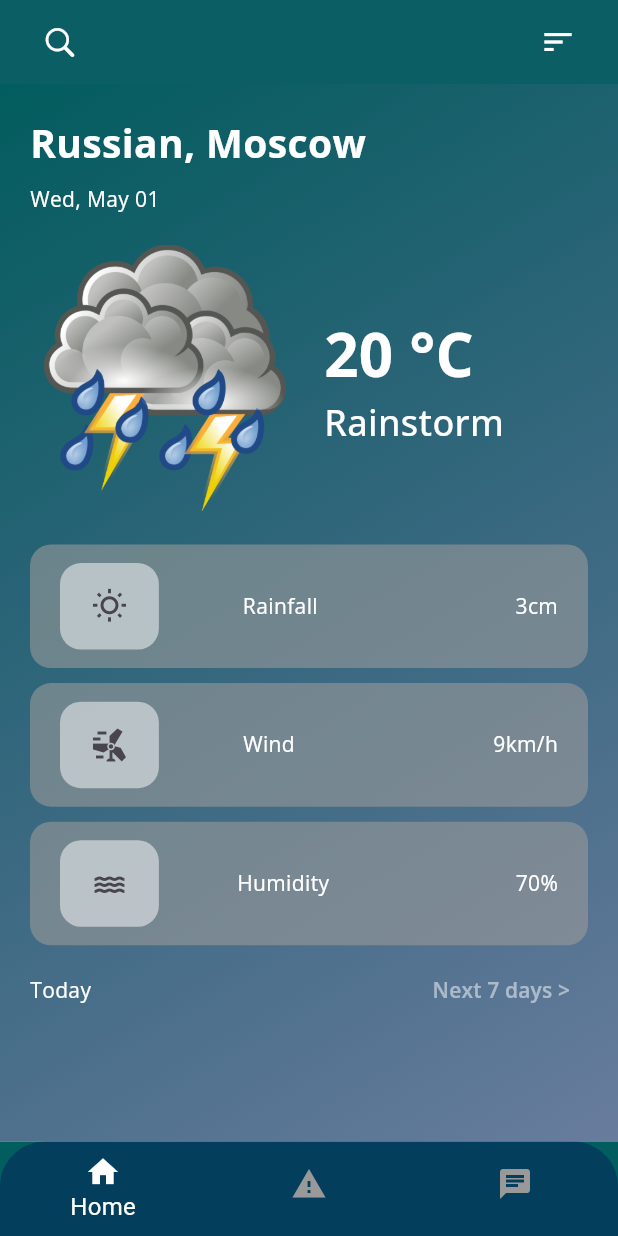
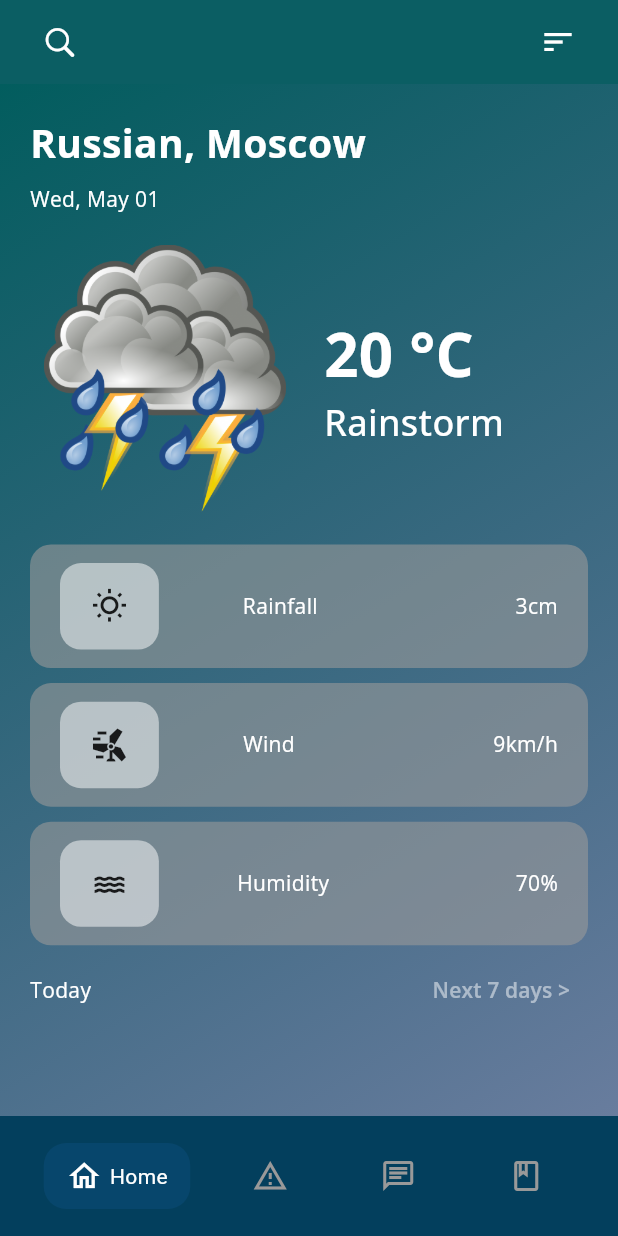
Before and after one commit to ferya2/weatherapp_flutter, a Flutter app: the MainPage screen opened directly, on a phone screen of 412 x 824 dp. Run offline on Flutter 3.47's test engine with Material 3 defaults, Android fonts, the phone set to English and light mode, and no system bars; our stand-ins replace google_fonts, speech_to_text.

Commit message:
update UI

```diff
--- a/weatherapp_v2/lib/main.dart
+++ b/weatherapp_v2/lib/main.dart
@@ -1,6 +1,6 @@
 import 'package:flutter/material.dart';
 import 'package:provider/provider.dart';
-import 'package:weatherapp_v2/views/city/viewmodel/viewmodel_citypage.dart';
+import 'package:weatherapp_v2/viewmodels/viewmodel_citypage.dart';
 import 'package:weatherapp_v2/views/getstarted.dart';
 
 void main() {
--- a/weatherapp_v2/lib/views/home/dashboard.dart
+++ b/weatherapp_v2/lib/views/home/dashboard.dart
@@ -1,10 +1,13 @@
 import 'package:flutter/material.dart';
+import 'package:animations/animations.dart'; // Import package animations
 import 'package:weatherapp_v2/constants/colors/colors.dart';
+import 'package:weatherapp_v2/views/home/chatbot.dart';
 import 'package:weatherapp_v2/views/home/earthquake.dart';
 import 'package:weatherapp_v2/views/home/homepage.dart';
+import 'package:weatherapp_v2/views/home/articlepage.dart';
 
 class MainPage extends StatefulWidget {
-  const MainPage({super.key});
+  const MainPage({Key? key}) : super(key: key);
 
   @override
   State<MainPage> createState() => _MainPageState();
@@ -12,73 +15,141 @@ class MainPage extends StatefulWidget {
 
 class _MainPageState extends State<MainPage> {
   int _currentIndex = 0;
-  final List<Widget> _pages = [
-    const HomePage(),
-    const GempaPage(),
-    // ChatBotPage(),
-  ];
+  final PageController _pageController = PageController();
+
+  @override
+  void dispose() {
+    _pageController.dispose();
+    super.dispose();
+  }
 
   @override
   Widget build(BuildContext context) {
     return Scaffold(
       backgroundColor: ColorsCollection.greenDarkBlue,
-      body: _pages[_currentIndex],
-      bottomNavigationBar: ClipRRect(
-        borderRadius: const BorderRadius.only(
-          topRight: Radius.circular(30),
-          topLeft: Radius.circular(30),
-        ),
-        // clipper: RoundedClipper(),
-        child: BottomNavigationBar(
-          backgroundColor: ColorsCollection.blueDark,
-          currentIndex: _currentIndex,
-          type: BottomNavigationBarType.fixed,
-          selectedItemColor: ColorsCollection.whiteNeutral,
-          unselectedItemColor: ColorsCollection.greyNeutral,
-          showUnselectedLabels: false,
-          showSelectedLabels: true,
-          elevation: 0.0,
-          selectedFontSize: 16.0,
-          onTap: (index) {
+      body: PageTransitionSwitcher(
+        transitionBuilder: (child, animation, secondaryAnimation) {
+          return SharedAxisTransition(
+            animation: animation,
+            secondaryAnimation: secondaryAnimation,
+            transitionType: SharedAxisTransitionType
+                .horizontal, // Gunakan horizontal untuk slide
+            child: child,
+          );
+        },
+        child: PageView(
+          controller: _pageController,
+          onPageChanged: (index) {
             setState(() {
               _currentIndex = index;
             });
           },
-          items: const [
-            BottomNavigationBarItem(
-              icon: Icon(Icons.home),
-              label: 'Home',
-            ),
-            BottomNavigationBarItem(
-              icon: Icon(Icons.warning),
-              label: 'Gempa',
-            ),
-            BottomNavigationBarItem(
-              icon: Icon(Icons.chat),
-              label: 'ChatBot',
-            ),
+          children: const [
+            HomePage(),
+            GempaPage(),
+            ChatBotPage(),
+            ArticlePage(),
           ],
         ),
+      ),
+      bottomNavigationBar: CustomBottomNavigationBar(
+        currentIndex: _currentIndex,
+        onTap: (index) {
+          _pageController.animateToPage(
+            index,
+            duration: const Duration(milliseconds: 400),
+            curve: Curves.easeInOut,
+          );
+        },
+        items: const [
+          CustomBottomNavigationBarItem(
+            icon: Icons.home_outlined,
+            label: 'Home',
+          ),
+          CustomBottomNavigationBarItem(
+            icon: Icons.warning_amber_outlined,
+            label: 'Gempa',
+          ),
+          CustomBottomNavigationBarItem(
+            icon: Icons.chat_outlined,
+            label: 'ChatBot',
+          ),
+          CustomBottomNavigationBarItem(
+            icon: Icons.book_outlined,
+            label: 'Article',
+          ),
+        ],
       ),
     );
   }
 }
 
-class RoundedClipper extends CustomClipper<Path> {
-  @override
-  Path getClip(Size size) {
-    final path = Path();
-    path.lineTo(0, 0);
-    path.lineTo(0, size.height - 30);
-    path.quadraticBezierTo(0, size.height, 30, size.height);
-    path.lineTo(size.width - 30, size.height);
-    path.quadraticBezierTo(
-        size.width, size.height, size.width, size.height - 30);
-    path.lineTo(size.width, 0);
-    path.close();
-    return path;
-  }
+class CustomBottomNavigationBar extends StatelessWidget {
+  final int currentIndex;
+  final ValueChanged<int> onTap;
+  final List<CustomBottomNavigationBarItem> items;
+
+  const CustomBottomNavigationBar({
+    required this.currentIndex,
+    required this.onTap,
+    required this.items,
+    Key? key,
+  }) : super(key: key);
 
   @override
-  bool shouldReclip(CustomClipper<Path> oldClipper) => false;
+  Widget build(BuildContext context) {
+    return BottomAppBar(
+      color: ColorsCollection.blueDark,
+      child: Row(
+        mainAxisAlignment: MainAxisAlignment.spaceAround,
+        children: items.map((item) {
+          final int index = items.indexOf(item);
+          final bool isSelected = index == currentIndex;
+
+          return GestureDetector(
+            onTap: () => onTap(index),
+            child: Container(
+              padding: const EdgeInsets.symmetric(vertical: 10, horizontal: 15),
+              decoration: BoxDecoration(
+                color: isSelected
+                    ? ColorsCollection.blueLight.withOpacity(0.1)
+                    : Colors.transparent,
+                borderRadius: BorderRadius.circular(15),
+              ),
+              child: Row(
+                children: [
+                  Icon(
+                    item.icon,
+                    color: isSelected
+                        ? ColorsCollection.whiteNeutral
+                        : ColorsCollection.greyNeutral,
+                  ),
+                  const SizedBox(width: 5),
+                  if (isSelected)
+                    Text(
+                      item.label,
+                      style: TextStyle(
+                        color: isSelected
+                            ? ColorsCollection.whiteNeutral
+                            : ColorsCollection.greyNeutral,
+                      ),
+                    ),
+                ],
+              ),
+            ),
+          );
+        }).toList(),
+      ),
+    );
+  }
 }
+
+class CustomBottomNavigationBarItem {
+  final IconData icon;
+  final String label;
+
+  const CustomBottomNavigationBarItem({
+    required this.icon,
+    required this.label,
+  });
+}
--- a/weatherapp_v2/lib/views/home/homepage.dart
+++ b/weatherapp_v2/lib/views/home/homepage.dart
@@ -97,9 +97,8 @@ class _HomePageState extends State<HomePage> {
                           borderRadius: BorderRadius.circular(14),
                           color: ColorsCollection.whiteNeutral.withOpacity(0.5),
                         ),
-                        child: IconButton(
-                          onPressed: () {},
-                          icon: const Icon(Icons.wb_sunny_outlined),
+                        child: const Icon(
+                          Icons.wb_sunny_outlined,
                         ),
                       ),
                       Text('Rainfall', style: AppTextStyles.dateTitle),
@@ -130,9 +129,8 @@ class _HomePageState extends State<HomePage> {
                           borderRadius: BorderRadius.circular(14),
                           color: ColorsCollection.whiteNeutral.withOpacity(0.5),
                         ),
-                        child: IconButton(
-                          onPressed: () {},
-                          icon: const Icon(Icons.wind_power_sharp),
+                        child: const Icon(
+                          Icons.wind_power_sharp,
                         ),
                       ),
                       Text('Wind', style: AppTextStyles.dateTitle),
@@ -163,9 +161,8 @@ class _HomePageState extends State<HomePage> {
                           borderRadius: BorderRadius.circular(14),
                           color: ColorsCollection.whiteNeutral.withOpacity(0.5),
                         ),
-                        child: IconButton(
-                          onPressed: () {},
-                          icon: const Icon(Icons.water_sharp),
+                        child: const Icon(
+                          Icons.water_sharp,
                         ),
                       ),
                       Text('Humidity', style: AppTextStyles.dateTitle),
--- a/weatherapp_v2/pubspec.yaml
+++ b/weatherapp_v2/pubspec.yaml
@@ -39,6 +39,7 @@ dependencies:
   speech_to_text: ^6.6.1
   permission_handler: ^11.3.1
   provider: ^6.1.2
+  animations: ^2.0.11
 
 dev_dependencies:
   flutter_test:
```
Also changed, not shown: weatherapp_v2/lib/views/city/city_page.dart (+6 -7 lines), weatherapp_v2/lib/views/home/articlepage.dart (added, +30 -0 lines), weatherapp_v2/lib/views/home/chatbot.dart (added, +28 -0 lines), weatherapp_v2/lib/views/home/earthquake.dart (+23 -1 lines), weatherapp_v2/lib/viewmodels/viewmodel_citypage.dart (renamed from weatherapp_v2/lib/views/city/viewmodel/viewmodel_citypage.dart), weatherapp_v2/lib/viewmodels/viewmodel_earthquake.dart (added), weatherapp_v2/pubspec.lock.
